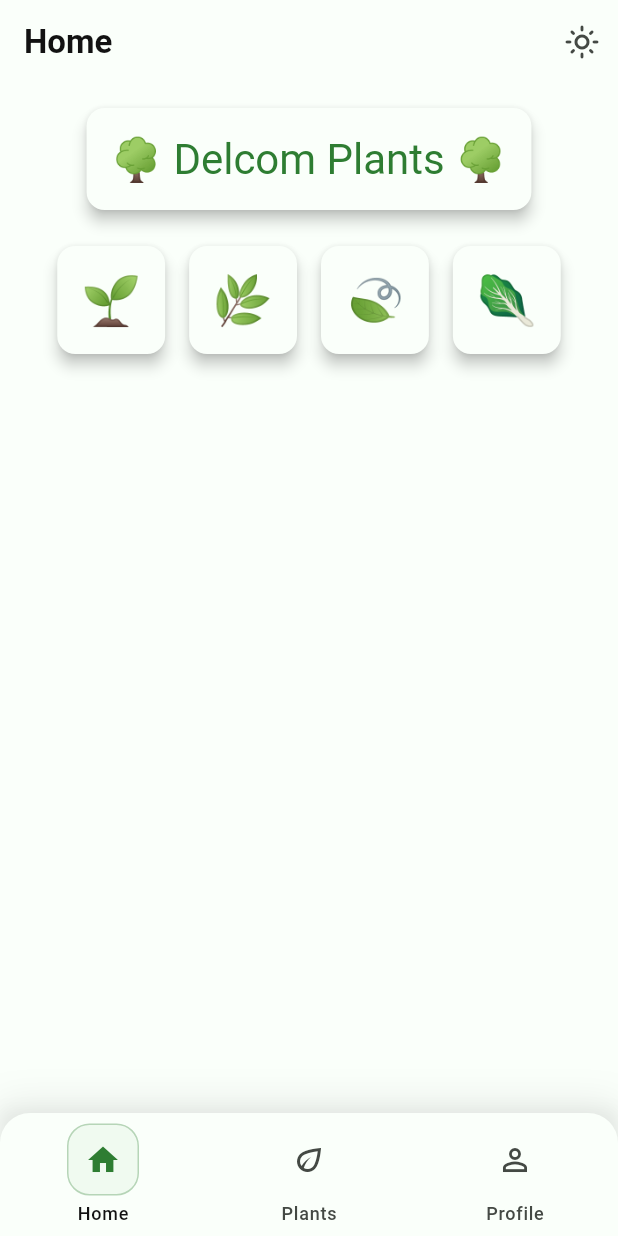
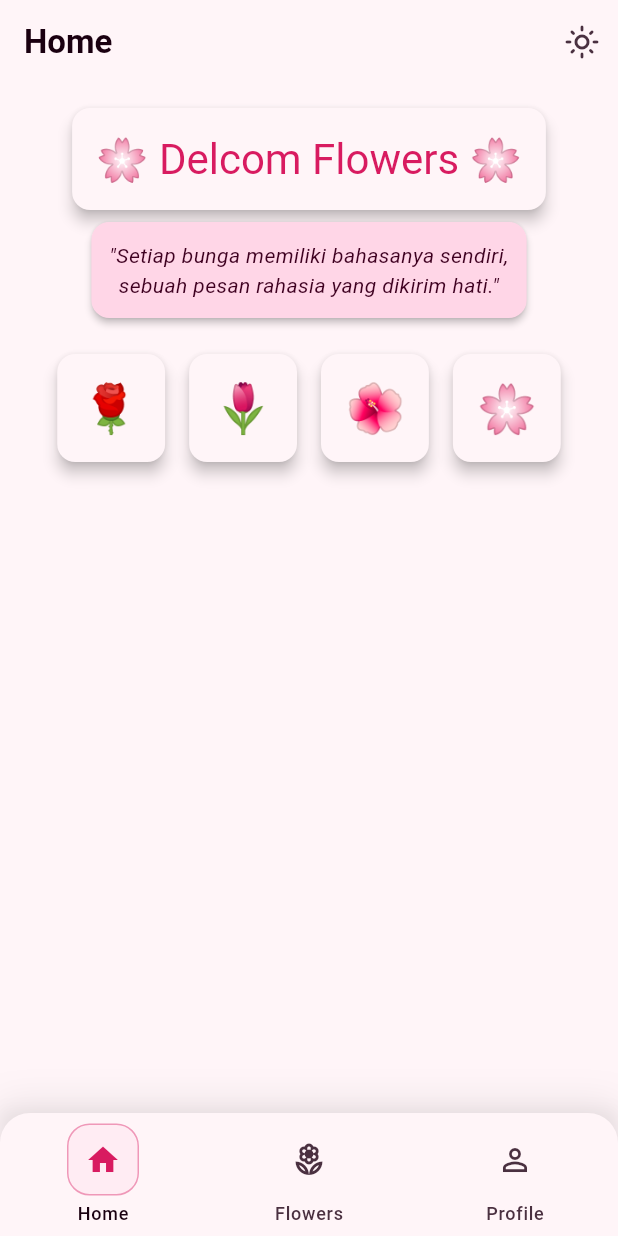
Before and after one commit to Yuri-Elsa/pam_p6_2026_ifs23051, a Flutter app: the screen it shows after launch, on a phone screen of 412 x 824 dp. Run offline on Flutter 3.47's test engine with Material 3 defaults, Android fonts, the phone set to English and light mode, and no system bars; our stand-ins replace go_router.

Commit message:
Update: lib untuk flowers

```diff
--- a/lib/app.dart
+++ b/lib/app.dart
@@ -31,7 +31,7 @@ class _DelcomPlantsAppState extends State<DelcomPlantsApp> {
         valueListenable: _themeNotifier,
         builder: (context, themeMode, child) {
           return MaterialApp.router(
-            title: 'Delcom Plants',
+            title: 'Delcom Flowers',
             theme: AppTheme.lightTheme,
             darkTheme: AppTheme.darkTheme,
             themeMode: themeMode,   // Dikontrol oleh ThemeNotifier
--- a/lib/core/constants/route_constants.dart
+++ b/lib/core/constants/route_constants.dart
@@ -3,8 +3,8 @@
 class RouteConstants {
   RouteConstants._();
 
-  static const String home = '/';
-  static const String plants = '/plants';
-  static const String plantsDetail = '/plants/:name';
+  static const String home    = '/';
+  static const String flowers = '/flowers';
+  static const String flowersDetail = '/flowers/:name';
   static const String profile = '/profile';
 }
--- a/lib/core/router/app_router.dart
+++ b/lib/core/router/app_router.dart
@@ -3,8 +3,8 @@
 import 'package:flutter/material.dart';
 import 'package:go_router/go_router.dart';
 import '../../features/home/home_screen.dart';
-import '../../features/plants/plants_detail_screen.dart';
-import '../../features/plants/plants_screen.dart';
+import '../../features/flowers/flowers_detail_screen.dart';
+import '../../features/flowers/flowers_screen.dart';
 import '../../features/profile/profile_screen.dart';
 import '../constants/route_constants.dart';
 import '../../shared/widgets/bottom_nav_widget.dart';
@@ -12,26 +12,22 @@ import '../../shared/widgets/bottom_nav_widget.dart';
 final GoRouter appRouter = GoRouter(
   initialLocation: RouteConstants.home,
   routes: [
-    // Shell Route digunakan agar bottom navigation bar
-    // tidak di-rebuild setiap berpindah halaman
     ShellRoute(
-      builder: (context, state, child) {
-        return MainShell(child: child);
-      },
+      builder: (context, state, child) => MainShell(child: child),
       routes: [
         GoRoute(
           path: RouteConstants.home,
           builder: (context, state) => const HomeScreen(),
         ),
         GoRoute(
-          path: RouteConstants.plants,
-          builder: (context, state) => const PlantsScreen(),
+          path: RouteConstants.flowers,
+          builder: (context, state) => const FlowersScreen(),
         ),
         GoRoute(
-          path: RouteConstants.plantsDetail,
+          path: RouteConstants.flowersDetail,
           builder: (context, state) {
-            final plantName = state.pathParameters['name'] ?? '';
-            return PlantsDetailScreen(plantName: plantName);
+            final name = state.pathParameters['name'] ?? '';
+            return FlowersDetailScreen(flowerName: name);
           },
         ),
         GoRoute(
@@ -43,11 +39,8 @@ final GoRouter appRouter = GoRouter(
   ],
 );
 
-/// Shell widget yang membungkus semua halaman
-/// dan menampilkan bottom navigation bar
 class MainShell extends StatelessWidget {
   const MainShell({super.key, required this.child});
-
   final Widget child;
 
   @override
--- a/lib/core/theme/app_colors.dart
+++ b/lib/core/theme/app_colors.dart
@@ -2,71 +2,65 @@
 
 import 'package:flutter/material.dart';
 
-/* =========================
-   BRAND COLORS (PLANT THEME)
-   ========================= */
-const Color kPlantGreen = Color(0xFF2E7D32);       // Hijau natural untuk tanaman
-const Color kPlantGreenLight = Color(0xFF4CAF50);  // Hijau lebih terang
-const Color kPlantGreenDark = Color(0xFF1B5E20);   // Hijau lebih gelap
-const Color kPlantAccent = Color(0xFF8BC34A);      // Hijau cerah sebagai aksen
+// BRAND COLORS (FLOWER THEME)
+const Color kFlowerPink     = Color(0xFFD81B60);
+const Color kFlowerPinkLight = Color(0xFFF06292);
+const Color kFlowerPinkDark  = Color(0xFF880E4F);
+const Color kFlowerAccent    = Color(0xFFFF80AB);
 
-const Color kDelcomYellow = Color(0xFFFFC107);
-const Color kDelcomYellowSoft = Color(0xFFFFE082);
+const Color kPetalCream  = Color(0xFFFFF8E1);
+const Color kPetalPurple = Color(0xFFCE93D8);
 
-/* =========================
-   LIGHT THEME (PLANT THEME)
-   ========================= */
-const Color kLightPrimary = kPlantGreen;
-const Color kLightOnPrimary = Colors.white;
-const Color kLightPrimaryContainer = Color(0xFFC8E6C9);
-const Color kLightOnPrimaryContainer = Color(0xFF002107);
+// LIGHT THEME
+const Color kLightPrimary            = kFlowerPink;
+const Color kLightOnPrimary          = Colors.white;
+const Color kLightPrimaryContainer   = Color(0xFFFFD6E7);
+const Color kLightOnPrimaryContainer = Color(0xFF3E0020);
 
-const Color kLightSecondary = kDelcomYellow;
-const Color kLightOnSecondary = Color(0xFF2A1F00);
-const Color kLightSecondaryContainer = kDelcomYellowSoft;
-const Color kLightOnSecondaryContainer = Color(0xFF2A1F00);
+const Color kLightSecondary            = Color(0xFF7B1FA2);
+const Color kLightOnSecondary          = Colors.white;
+const Color kLightSecondaryContainer   = kPetalPurple;
+const Color kLightOnSecondaryContainer = Color(0xFF1A0030);
 
-const Color kLightTertiary = kPlantGreenDark;
+const Color kLightTertiary   = Color(0xFFF06292);
 const Color kLightOnTertiary = Colors.white;
 
-const Color kLightError = Color(0xFFBA1A1A);
-const Color kLightOnError = Colors.white;
-const Color kLightErrorContainer = Color(0xFFFFDAD6);
+const Color kLightError            = Color(0xFFBA1A1A);
+const Color kLightOnError          = Colors.white;
+const Color kLightErrorContainer   = Color(0xFFFFDAD6);
 const Color kLightOnErrorContainer = Color(0xFF410002);
 
-const Color kLightBackground = Color(0xFFF8FBF8);
-const Color kLightOnBackground = Color(0xFF121212);
-const Color kLightSurface = Color(0xFFFAFFFA);
-const Color kLightOnSurface = Color(0xFF121212);
-const Color kLightSurfaceVariant = Color(0xFFE3EBE3);
-const Color kLightOnSurfaceVariant = Color(0xFF444944);
-const Color kLightOutline = Color(0xFF747C74);
+const Color kLightBackground       = Color(0xFFFFF0F5);
+const Color kLightOnBackground     = Color(0xFF1A0010);
+const Color kLightSurface          = Color(0xFFFFF5F8);
+const Color kLightOnSurface        = Color(0xFF1A0010);
+const Color kLightSurfaceVariant   = Color(0xFFEDD5E0);
+const Color kLightOnSurfaceVariant = Color(0xFF4A3040);
+const Color kLightOutline          = Color(0xFF9E7080);
 
-/* =========================
-   DARK THEME (PLANT THEME)
-   ========================= */
-const Color kDarkPrimary = kPlantGreenLight;
-const Color kDarkOnPrimary = Colors.black;
-const Color kDarkPrimaryContainer = Color(0xFF1A4F1D);
-const Color kDarkOnPrimaryContainer = Color(0xFFC8E6C9);
+// DARK THEME
+const Color kDarkPrimary            = kFlowerPinkLight;
+const Color kDarkOnPrimary          = Color(0xFF1A0010);
+const Color kDarkPrimaryContainer   = Color(0xFF6B0033);
+const Color kDarkOnPrimaryContainer = Color(0xFFFFD6E7);
 
-const Color kDarkSecondary = kDelcomYellow;
-const Color kDarkOnSecondary = Color(0xFF2A1F00);
-const Color kDarkSecondaryContainer = Color(0xFF5A4600);
-const Color kDarkOnSecondaryContainer = kDelcomYellowSoft;
+const Color kDarkSecondary            = kPetalPurple;
+const Color kDarkOnSecondary          = Color(0xFF1A0030);
+const Color kDarkSecondaryContainer   = Color(0xFF4A0070);
+const Color kDarkOnSecondaryContainer = kPetalPurple;
 
-const Color kDarkTertiary = kPlantAccent;
-const Color kDarkOnTertiary = Colors.black;
+const Color kDarkTertiary   = kFlowerAccent;
+const Color kDarkOnTertiary = Color(0xFF1A0010);
 
-const Color kDarkError = Color(0xFFFFB4AB);
-const Color kDarkOnError = Color(0xFF690005);
-const Color kDarkErrorContainer = Color(0xFF93000A);
+const Color kDarkError            = Color(0xFFFFB4AB);
+const Color kDarkOnError          = Color(0xFF690005);
+const Color kDarkErrorContainer   = Color(0xFF93000A);
 const Color kDarkOnErrorContainer = Color(0xFFFFDAD6);
 
-const Color kDarkBackground = Color(0xFF0E120E);
-const Color kDarkOnBackground = Color(0xFFEAEAEA);
-const Color kDarkSurface = Color(0xFF121812);
-const Color kDarkOnSurface = Color(0xFFEAEAEA);
-const Color kDarkSurfaceVariant = Color(0xFF3A423A);
-const Color kDarkOnSurfaceVariant = Color(0xFFC4C7C4);
-const Color kDarkOutline = Color(0xFF8E918E);
+const Color kDarkBackground       = Color(0xFF150010);
+const Color kDarkOnBackground     = Color(0xFFEEDDE5);
+const Color kDarkSurface          = Color(0xFF1E0015);
+const Color kDarkOnSurface        = Color(0xFFEEDDE5);
+const Color kDarkSurfaceVariant   = Color(0xFF4A2838);
+const Color kDarkOnSurfaceVariant = Color(0xFFD4B8C4);
+const Color kDarkOutline          = Color(0xFF9E7080);
--- a/lib/features/plants/plants_screen.dart
+++ b/lib/features/flowers/flowers_screen.dart
@@ -1,28 +1,28 @@
-// lib/features/plants/plants_screen.dart
+// lib/features/flowers/flowers_screen.dart
 
 import 'package:flutter/material.dart';
 import 'package:go_router/go_router.dart';
 import '../../core/constants/route_constants.dart';
 import '../../data/dummy_data.dart';
-import '../../data/models/plant_model.dart';
+import '../../data/models/flower_model.dart';
 import '../../shared/widgets/top_app_bar_widget.dart';
 
-class PlantsScreen extends StatefulWidget {
-  const PlantsScreen({super.key});
+class FlowersScreen extends StatefulWidget {
+  const FlowersScreen({super.key});
 
   @override
-  State<PlantsScreen> createState() => _PlantsScreenState();
+  State<FlowersScreen> createState() => _FlowersScreenState();
 }
 
-class _PlantsScreenState extends State<PlantsScreen> {
-  List<PlantModel> _plants = DummyData.getPlantsData();
+class _FlowersScreenState extends State<FlowersScreen> {
+  List<FlowerModel> _flowers = DummyData.getFlowersData();
   String _searchQuery = '';
 
   void _onSearchQueryChange(String query) {
     setState(() {
       _searchQuery = query;
-      _plants = DummyData.getPlantsData()
-          .where((p) => p.nama.toLowerCase().contains(query.toLowerCase()))
+      _flowers = DummyData.getFlowersData()
+          .where((f) => f.nama.toLowerCase().contains(query.toLowerCase()))
           .toList();
     });
   }
@@ -31,38 +31,34 @@ class _PlantsScreenState extends State<PlantsScreen> {
   Widget build(BuildContext context) {
     return Scaffold(
       appBar: TopAppBarWidget(
-        title: 'Plants',
+        title: 'Flowers',
         withSearch: true,
         searchQuery: _searchQuery,
         onSearchQueryChange: _onSearchQueryChange,
       ),
-      body: _PlantsBody(
-        plants: _plants,
-        onOpen: (plantName) {
-          // Navigasi ke detail dengan path parameter
-          context.go('${RouteConstants.plants}/$plantName');
-        },
+      body: _FlowersBody(
+        flowers: _flowers,
+        onOpen: (name) => context.go('${RouteConstants.flowers}/$name'),
       ),
     );
   }
 }
 
-class _PlantsBody extends StatelessWidget {
-  const _PlantsBody({required this.plants, required this.onOpen});
-
-  final List<PlantModel> plants;
+class _FlowersBody extends StatelessWidget {
+  const _FlowersBody({required this.flowers, required this.onOpen});
+  final List<FlowerModel> flowers;
   final ValueChanged<String> onOpen;
 
   @override
   Widget build(BuildContext context) {
-    if (plants.isEmpty) {
+    if (flowers.isEmpty) {
       return Center(
         child: Card(
           margin: const EdgeInsets.all(16),
           child: Padding(
             padding: const EdgeInsets.all(16),
             child: Text(
-              'Tidak ada data!',
+              'Tidak ada bunga ditemukan!',
               style: Theme.of(context).textTheme.bodyMedium,
               textAlign: TextAlign.center,
             ),
@@ -73,21 +69,16 @@ class _PlantsBody extends StatelessWidget {
 
     return ListView.builder(
       padding: const EdgeInsets.all(16),
-      itemCount: plants.length,
-      itemBuilder: (context, index) {
-        return _PlantItemCard(
-          plant: plants[index],
-          onOpen: onOpen,
-        );
-      },
+      itemCount: flowers.length,
+      itemBuilder: (context, index) =>
+          _FlowerItemCard(flower: flowers[index], onOpen: onOpen),
     );
   }
 }
 
-class _PlantItemCard extends StatelessWidget {
-  const _PlantItemCard({required this.plant, required this.onOpen});
-
-  final PlantModel plant;
+class _FlowerItemCard extends StatelessWidget {
+  const _FlowerItemCard({required this.flower, required this.onOpen});
+  final FlowerModel flower;
   final ValueChanged<String> onOpen;
 
   @override
@@ -101,16 +92,15 @@ class _PlantItemCard extends StatelessWidget {
       shape: RoundedRectangleBorder(borderRadius: BorderRadius.circular(12)),
       child: InkWell(
         borderRadius: BorderRadius.circular(12),
-        onTap: () => onOpen(plant.nama),
+        onTap: () => onOpen(flower.nama),
         child: Padding(
           padding: const EdgeInsets.all(12),
           child: Row(
             children: [
-              // Gambar tanaman
               ClipRRect(
                 borderRadius: BorderRadius.circular(8),
                 child: Image.asset(
-                  plant.gambar,
+                  flower.gambar,
                   width: 70,
                   height: 70,
                   fit: BoxFit.cover,
@@ -118,26 +108,46 @@ class _PlantItemCard extends StatelessWidget {
                     width: 70,
                     height: 70,
                     color: colorScheme.primaryContainer,
-                    child: Icon(Icons.eco, color: colorScheme.primary),
+                    child: Icon(Icons.local_florist, color: colorScheme.primary),
                   ),
                 ),
               ),
               const SizedBox(width: 12),
-
-              // Nama dan deskripsi
               Expanded(
                 child: Column(
                   crossAxisAlignment: CrossAxisAlignment.start,
                   children: [
                     Text(
-                      plant.nama,
+                      flower.nama,
                       style: Theme.of(context).textTheme.titleMedium?.copyWith(
                         fontWeight: FontWeight.bold,
                       ),
                     ),
                     const SizedBox(height: 4),
+                    Row(
+                      children: [
+                        Icon(Icons.auto_stories,
+                            size: 13, color: colorScheme.primary),
+                        const SizedBox(width: 4),
+                        Expanded(
+                          child: Text(
+                            flower.bahasaBunga,
+                            style: Theme.of(context)
+                                .textTheme
+                                .bodySmall
+                                ?.copyWith(
+                              color: colorScheme.primary,
+                              fontStyle: FontStyle.italic,
+                            ),
+                            maxLines: 1,
+                            overflow: TextOverflow.ellipsis,
+                          ),
+                        ),
+                      ],
+                    ),
+                    const SizedBox(height: 2),
                     Text(
-                      plant.deskripsi,
+                      flower.deskripsi,
                       style: Theme.of(context).textTheme.bodyMedium,
                       maxLines: 2,
                       overflow: TextOverflow.ellipsis,
--- a/lib/features/home/home_screen.dart
+++ b/lib/features/home/home_screen.dart
@@ -26,7 +26,6 @@ class _HomeBody extends StatelessWidget {
       padding: const EdgeInsets.only(top: 16),
       child: Column(
         children: [
-          // Banner utama
           Card(
             margin: const EdgeInsets.symmetric(horizontal: 8),
             elevation: 4,
@@ -34,7 +33,7 @@ class _HomeBody extends StatelessWidget {
             child: Padding(
               padding: const EdgeInsets.all(16),
               child: Text(
-                '🌳 Delcom Plants 🌳',
+                '🌸 Delcom Flowers 🌸',
                 style: Theme.of(context).textTheme.headlineMedium?.copyWith(
                   color: colorScheme.primary,
                 ),
@@ -42,13 +41,27 @@ class _HomeBody extends StatelessWidget {
               ),
             ),
           ),
-
+          const SizedBox(height: 8),
+          Card(
+            margin: const EdgeInsets.symmetric(horizontal: 8),
+            elevation: 2,
+            color: colorScheme.primaryContainer,
+            child: Padding(
+              padding: const EdgeInsets.all(12),
+              child: Text(
+                '"Setiap bunga memiliki bahasanya sendiri,\nsebuah pesan rahasia yang dikirim hati."',
+                style: Theme.of(context).textTheme.bodyMedium?.copyWith(
+                  color: colorScheme.onPrimaryContainer,
+                  fontStyle: FontStyle.italic,
+                ),
+                textAlign: TextAlign.center,
+              ),
+            ),
+          ),
           const SizedBox(height: 16),
-
-          // Grid emoji tanaman
           Row(
             mainAxisAlignment: MainAxisAlignment.center,
-            children: ['🌱', '🌿', '🍃', '🥬'].map((emoji) {
+            children: ['🌹', '🌷', '🌺', '🌸'].map((emoji) {
               return Card(
                 margin: const EdgeInsets.all(8),
                 elevation: 4,
--- a/lib/shared/widgets/bottom_nav_widget.dart
+++ b/lib/shared/widgets/bottom_nav_widget.dart
@@ -20,7 +20,6 @@ class _NavItem {
 
 class BottomNavWidget extends StatelessWidget {
   const BottomNavWidget({super.key, required this.child});
-
   final Widget child;
 
   static const List<_NavItem> _items = [
@@ -31,10 +30,10 @@ class BottomNavWidget extends StatelessWidget {
       activeIcon: Icons.home,
     ),
     _NavItem(
-      label: 'Plants',
-      route: RouteConstants.plants,
-      icon: Icons.eco_outlined,
-      activeIcon: Icons.eco,
+      label: 'Flowers',
+      route: RouteConstants.flowers,
+      icon: Icons.local_florist_outlined,
+      activeIcon: Icons.local_florist,
     ),
     _NavItem(
       label: 'Profile',
@@ -44,30 +43,25 @@ class BottomNavWidget extends StatelessWidget {
     ),
   ];
 
-  String _getCurrentRoute(BuildContext context) {
-    return GoRouterState.of(context).uri.toString();
-  }
+  String _getCurrentRoute(BuildContext context) =>
+      GoRouterState.of(context).uri.toString();
 
   @override
   Widget build(BuildContext context) {
     final currentLocation = _getCurrentRoute(context);
     final colorScheme = Theme.of(context).colorScheme;
 
-    // boxShadow harus ada di luar ClipRRect agar tidak terpotong.
-    // ClipRRect hanya membungkus NavigationBar untuk border radius.
     return DecoratedBox(
       decoration: BoxDecoration(
         boxShadow: [
           BoxShadow(
             color: colorScheme.shadow.withValues(alpha: 0.08),
             blurRadius: 20,
-            spreadRadius: 0,
             offset: const Offset(0, -6),
           ),
           BoxShadow(
             color: colorScheme.shadow.withValues(alpha: 0.04),
             blurRadius: 8,
-            spreadRadius: 0,
             offset: const Offset(0, -2),
           ),
         ],
@@ -84,16 +78,13 @@ class BottomNavWidget extends StatelessWidget {
               elevation: 0,
               indicatorColor: Colors.transparent,
               selectedIndex: _getSelectedIndex(currentLocation),
-                onDestinationSelected: (index) {
-                  context.go(_items[index].route);
-                },
+              onDestinationSelected: (i) => context.go(_items[i].route),
               destinations: _items.map((item) {
                 final isSelected =
                     currentLocation.startsWith(item.route) &&
                         (item.route == RouteConstants.home
                             ? currentLocation == RouteConstants.home
                             : true);
-
                 return NavigationDestination(
                   key: Key(item.label),
                   icon: _NavIcon(item: item, isSelected: isSelected),
@@ -102,14 +93,14 @@ class BottomNavWidget extends StatelessWidget {
               }).toList(),
             ),
           ),
-          )
+        ),
       ),
     );
   }
 
   int _getSelectedIndex(String location) {
     if (location == RouteConstants.home) return 0;
-    if (location.startsWith(RouteConstants.plants)) return 1;
+    if (location.startsWith(RouteConstants.flowers)) return 1;
     if (location.startsWith(RouteConstants.profile)) return 2;
     return 0;
   }
@@ -117,24 +108,22 @@ class BottomNavWidget extends StatelessWidget {
 
 class _NavIcon extends StatelessWidget {
   const _NavIcon({required this.item, required this.isSelected});
-
   final _NavItem item;
   final bool isSelected;
 
   @override
   Widget build(BuildContext context) {
     final colorScheme = Theme.of(context).colorScheme;
-
     return AnimatedContainer(
       duration: const Duration(milliseconds: 200),
       width: 48,
       height: 48,
       decoration: isSelected
           ? BoxDecoration(
-        color: colorScheme.primaryContainer.withValues(alpha: 0.2),
+        color: colorScheme.primaryContainer.withValues(alpha: 0.3),
         borderRadius: BorderRadius.circular(15),
         border: Border.all(
-          color: colorScheme.primary.withValues(alpha: 0.3),
+          color: colorScheme.primary.withValues(alpha: 0.4),
         ),
       )
           : null,
--- a/lib/shared/widgets/top_app_bar_widget.dart
+++ b/lib/shared/widgets/top_app_bar_widget.dart
@@ -80,7 +80,7 @@ class _TopAppBarWidgetState extends State<TopAppBarWidget> {
           if (context.canPop()) {
             context.pop();
           } else {
-            context.go(RouteConstants.plants);
+            context.go(RouteConstants.flowers);
           }
         },
       )
```
Also changed, not shown: lib/data/dummy_data.dart (+62 -64 lines), lib/data/models/flower_model.dart (added, +44 -0 lines), lib/data/models/plant_model.dart (deleted, +0 -47 lines), lib/features/flowers/flowers_detail_screen.dart (renamed from lib/features/plants/plants_detail_screen.dart, +48 -49 lines), 3 other files. Lines whose indentation alone changed are shown as unchanged.
